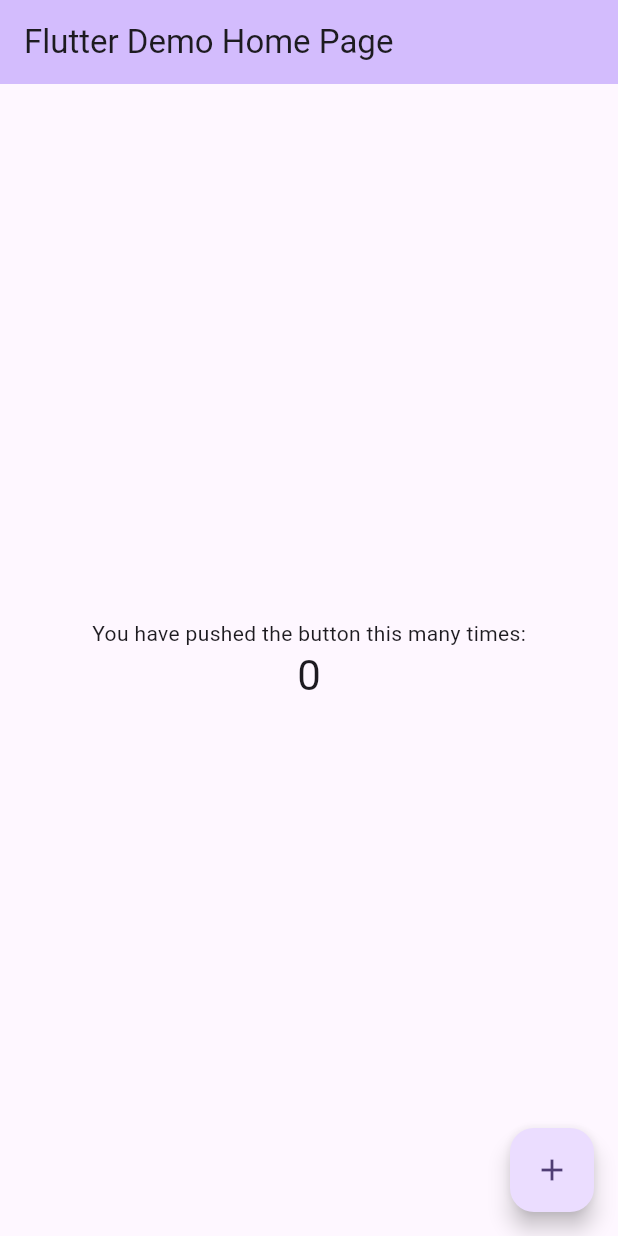
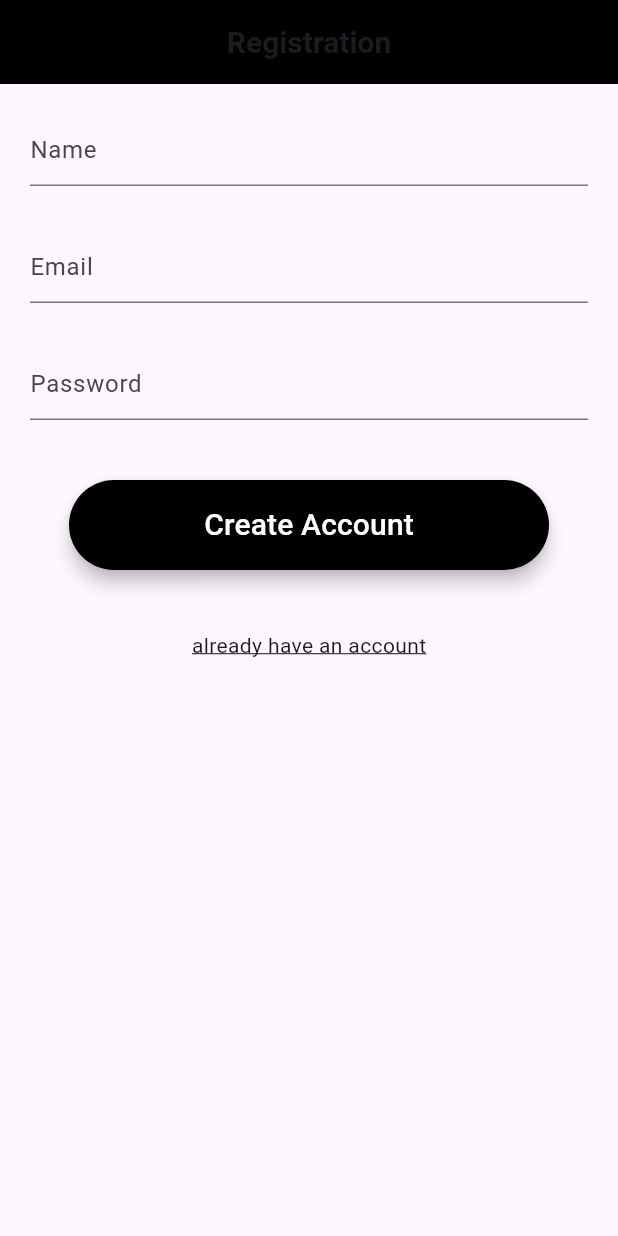
Before and after one commit to MZidanWP123/codebuddy-fe, a Flutter app: the screen it shows after launch, on a phone screen of 412 x 824 dp. Run offline on Flutter 3.47's test engine with Material 3 defaults, Android fonts, the phone set to English and light mode, and no system bars; our stand-ins replace shared_preferences.

```diff
--- a/lib/main.dart
+++ b/lib/main.dart
@@ -1,3 +1,4 @@
+import 'package:finalprojectapp/pages/register_page.dart';
 import 'package:flutter/material.dart';
 
 void main() {
@@ -5,118 +6,13 @@ void main() {
 }
 
 class MyApp extends StatelessWidget {
-  const MyApp({super.key});
+  const MyApp({Key? key}) : super(key: key);
 
-  // This widget is the root of your application.
   @override
   Widget build(BuildContext context) {
-    return MaterialApp(
-      title: 'Flutter Demo',
-      theme: ThemeData(
-        // This is the theme of your application.
-        //
-        // TRY THIS: Try running your application with "flutter run". You'll see
-        // the application has a purple toolbar. Then, without quitting the app,
-        // try changing the seedColor in the colorScheme below to Colors.green
-        // and then invoke "hot reload" (save your changes or press the "hot
-        // reload" button in a Flutter-supported IDE, or press "r" if you used
-        // the command line to start the app).
-        //
-        // Notice that the counter didn't reset back to zero; the application
-        // state is not lost during the reload. To reset the state, use hot
-        // restart instead.
-        //
-        // This works for code too, not just values: Most code changes can be
-        // tested with just a hot reload.
-        colorScheme: ColorScheme.fromSeed(seedColor: Colors.deepPurple),
-      ),
-      home: const MyHomePage(title: 'Flutter Demo Home Page'),
+    return const MaterialApp(
+      debugShowCheckedModeBanner: false,
+      home: RegisterPage(),
     );
   }
 }
-
-class MyHomePage extends StatefulWidget {
-  const MyHomePage({super.key, required this.title});
-
-  // This widget is the home page of your application. It is stateful, meaning
-  // that it has a State object (defined below) that contains fields that affect
-  // how it looks.
-
-  // This class is the configuration for the state. It holds the values (in this
-  // case the title) provided by the parent (in this case the App widget) and
-  // used by the build method of the State. Fields in a Widget subclass are
-  // always marked "final".
-
-  final String title;
-
-  @override
-  State<MyHomePage> createState() => _MyHomePageState();
-}
-
-class _MyHomePageState extends State<MyHomePage> {
-  int _counter = 0;
-
-  void _incrementCounter() {
-    setState(() {
-      // This call to setState tells the Flutter framework that something has
-      // changed in this State, which causes it to rerun the build method below
-      // so that the display can reflect the updated values. If we changed
-      // _counter without calling setState(), then the build method would not be
-      // called again, and so nothing would appear to happen.
-      _counter++;
-    });
-  }
-
-  @override
-  Widget build(BuildContext context) {
-    // This method is rerun every time setState is called, for instance as done
-    // by the _incrementCounter method above.
-    //
-    // The Flutter framework has been optimized to make rerunning build methods
-    // fast, so that you can just rebuild anything that needs updating rather
-    // than having to individually change instances of widgets.
-    return Scaffold(
-      appBar: AppBar(
-        // TRY THIS: Try changing the color here to a specific color (to
-        // Colors.amber, perhaps?) and trigger a hot reload to see the AppBar
-        // change color while the other colors stay the same.
-        backgroundColor: Theme.of(context).colorScheme.inversePrimary,
-        // Here we take the value from the MyHomePage object that was created by
-        // the App.build method, and use it to set our appbar title.
-        title: Text(widget.title),
-      ),
-      body: Center(
-        // Center is a layout widget. It takes a single child and positions it
-        // in the middle of the parent.
-        child: Column(
-          // Column is also a layout widget. It takes a list of children and
-          // arranges them vertically. By default, it sizes itself to fit its
-          // children horizontally, and tries to be as tall as its parent.
-          //
-          // Column has various properties to control how it sizes itself and
-          // how it positions its children. Here we use mainAxisAlignment to
-          // center the children vertically; the main axis here is the vertical
-          // axis because Columns are vertical (the cross axis would be
-          // horizontal).
-          //
-          // TRY THIS: Invoke "debug painting" (choose the "Toggle Debug Paint"
-          // action in the IDE, or press "p" in the console), to see the
-          // wireframe for each widget.
-          mainAxisAlignment: MainAxisAlignment.center,
-          children: <Widget>[
-            const Text('You have pushed the button this many times:'),
-            Text(
-              '$_counter',
-              style: Theme.of(context).textTheme.headlineMedium,
-            ),
-          ],
-        ),
-      ),
-      floatingActionButton: FloatingActionButton(
-        onPressed: _incrementCounter,
-        tooltip: 'Increment',
-        child: const Icon(Icons.add),
-      ), // This trailing comma makes auto-formatting nicer for build methods.
-    );
-  }
-}
--- a/lib/pages/register_page.dart
+++ b/lib/pages/register_page.dart
@@ -6,36 +6,48 @@ import 'package:finalprojectapp/services/auth_services.dart';
 import 'package:finalprojectapp/services/globals.dart';
 
 import 'package:finalprojectapp/widget/rounded_button.dart';
-import 'home_page.dart';
-import 'login_screen.dart';
+//import 'home_page.dart';
+import 'login_page.dart';
 import 'package:http/http.dart' as http;
+import 'package:shared_preferences/shared_preferences.dart';
+import 'package:finalprojectapp/pages/account_page.dart';
 
-class RegisterScreen extends StatefulWidget {
-  const RegisterScreen({Key? key}) : super(key: key);
+class RegisterPage extends StatefulWidget {
+  const RegisterPage({Key? key}) : super(key: key);
 
   @override
   _RegisterScreenState createState() => _RegisterScreenState();
 }
 
-class _RegisterScreenState extends State<RegisterScreen> {
+class _RegisterScreenState extends State<RegisterPage> {
   String _email = '';
   String _password = '';
   String _name = '';
 
   createAccountPressed() async {
     bool emailValid = RegExp(
-            r"^[a-zA-Z0-9.a-zA-Z0-9.!#$%&'*+-/=?^_`{|}~]+@[a-zA-Z0-9]+\.[a-zA-Z]+")
-        .hasMatch(_email);
+      r"^[a-zA-Z0-9.a-zA-Z0-9.!#$%&'*+-/=?^_`{|}~]+@[a-zA-Z0-9]+\.[a-zA-Z]+",
+    ).hasMatch(_email);
     if (emailValid) {
-      http.Response response =
-          await AuthServices.register(_name, _email, _password);
+      http.Response response = await AuthServices.register(
+        _name,
+        _email,
+        _password,
+      );
       Map responseMap = jsonDecode(response.body);
+      //print(response.body);
       if (response.statusCode == 200) {
+        SharedPreferences prefs = await SharedPreferences.getInstance();
+        await prefs.setString('email', responseMap['user']['email']);
+        await prefs.setString('token', responseMap['token']);
+        await prefs.setString('name', responseMap['user']['name']);
+
         Navigator.push(
-            context,
-            MaterialPageRoute(
-              builder: (BuildContext context) => const HomeScreen(),
-            ));
+          context,
+          MaterialPageRoute(
+            builder: (BuildContext context) => const AccountPage(),
+          ),
+        );
       } else {
         errorSnackBar(context, responseMap.values.first[0]);
       }
@@ -53,75 +65,55 @@ class _RegisterScreenState extends State<RegisterScreen> {
         elevation: 0,
         title: const Text(
           'Registration',
-          style: TextStyle(
-            fontSize: 20,
-            fontWeight: FontWeight.bold,
-          ),
+          style: TextStyle(fontSize: 20, fontWeight: FontWeight.bold),
         ),
       ),
       body: Padding(
         padding: const EdgeInsets.symmetric(horizontal: 20),
         child: Column(
           children: [
-            const SizedBox(
-              height: 20,
-            ),
+            const SizedBox(height: 20),
             TextField(
-              decoration: const InputDecoration(
-                hintText: 'Name',
-              ),
+              decoration: const InputDecoration(hintText: 'Name'),
               onChanged: (value) {
                 _name = value;
               },
             ),
-            const SizedBox(
-              height: 30,
-            ),
+            const SizedBox(height: 30),
             TextField(
-              decoration: const InputDecoration(
-                hintText: 'Email',
-              ),
+              decoration: const InputDecoration(hintText: 'Email'),
               onChanged: (value) {
                 _email = value;
               },
             ),
-            const SizedBox(
-              height: 30,
-            ),
+            const SizedBox(height: 30),
             TextField(
               obscureText: true,
-              decoration: const InputDecoration(
-                hintText: 'Password',
-              ),
+              decoration: const InputDecoration(hintText: 'Password'),
               onChanged: (value) {
                 _password = value;
               },
             ),
-            const SizedBox(
-              height: 40,
-            ),
+            const SizedBox(height: 40),
             RoundedButton(
               btnText: 'Create Account',
               onBtnPressed: () => createAccountPressed(),
             ),
-            const SizedBox(
-              height: 40,
-            ),
+            const SizedBox(height: 40),
             GestureDetector(
               onTap: () {
                 Navigator.push(
-                    context,
-                    MaterialPageRoute(
-                      builder: (BuildContext context) => const LoginScreen(),
-                    ));
+                  context,
+                  MaterialPageRoute(
+                    builder: (BuildContext context) => const LoginPage(),
+                  ),
+                );
               },
               child: const Text(
                 'already have an account',
-                style: TextStyle(
-                  decoration: TextDecoration.underline,
-                ),
+                style: TextStyle(decoration: TextDecoration.underline),
               ),
-            )
+            ),
           ],
         ),
       ),
--- a/lib/services/globals.dart
+++ b/lib/services/globals.dart
@@ -1,7 +1,7 @@
 import 'package:flutter/cupertino.dart';
 import 'package:flutter/material.dart';
 
-const String baseURL = "http://127.0.0.1:8000/api/"; //emulator localhost
+const String baseURL = "http://192.168.1.2:8000/api/"; //emulator localhost
 const Map<String, String> headers = {"Content-Type": "application/json"};
 
 errorSnackBar(BuildContext context, String text) {
--- a/pubspec.yaml
+++ b/pubspec.yaml
@@ -31,6 +31,7 @@ dependencies:
   flutter:
     sdk: flutter
   http: ^1.4.0
+  shared_preferences: ^2.5.3
 
   # The following adds the Cupertino Icons font to your application.
   # Use with the CupertinoIcons class for iOS style icons.
```
Also changed, not shown: lib/pages/account_page.dart (added, +82 -0 lines), lib/pages/home_page.dart (+14 -2 lines), lib/pages/login_page.dart (added, +96 -0 lines), lib/pages/login_screen.dart (deleted, +0 -93 lines), pubspec.lock, 1 other file.
